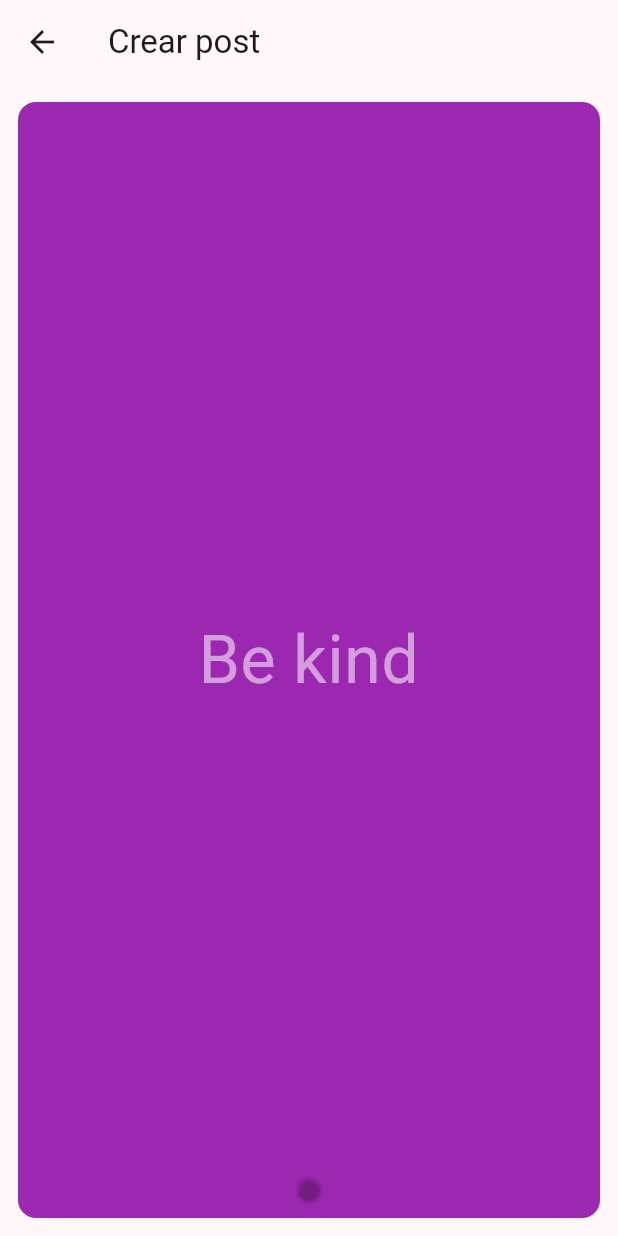
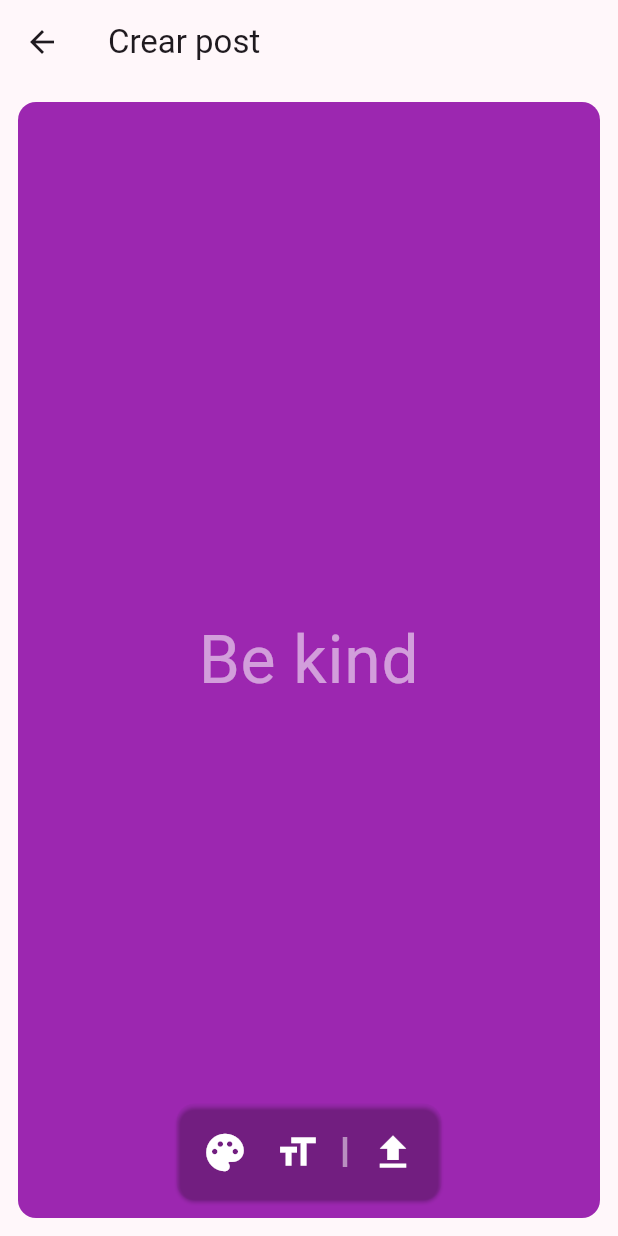
Before and after one commit to CerberusProgrammer/kind_words, a Flutter app: the PostCreateScreen screen opened directly, on a phone screen of 412 x 824 dp. Run offline on Flutter 3.47's test engine with Material 3 defaults, Android fonts, the light colour scheme and no system bars; our stand-ins replace animated_bottom_navigation_bar; statements that could not run were skipped.

Commit message:
Optimization code!

```diff
--- a/lib/screen/post/post.create.screen.dart
+++ b/lib/screen/post/post.create.screen.dart
@@ -9,7 +9,8 @@ class PostCreateScreen extends StatefulWidget {
 
 class _PostCreateScreenState extends State<PostCreateScreen> {
   int _selectedColor = 1;
-  final List<Color> colorList = [
+
+  final List<Color> _colorList = [
     Colors.pink,
     Colors.purple,
     Colors.indigo,
@@ -18,61 +19,57 @@ class _PostCreateScreenState extends State<PostCreateScreen> {
     Colors.green,
   ];
 
-  double sizeText = 44;
+  late List<Widget> _widgetColorsSelector;
 
-  bool actionTextSizer = false;
-  bool actionColorChanger = false;
-  bool isAction = false;
+  double _sizeText = 44;
+  bool _actionTextSizer = false;
+  bool _actionColorChanger = false;
+  bool _isAction = false;
 
-  final FocusNode focusNode = FocusNode();
-  final TextEditingController textEditingController = TextEditingController();
+  // final FocusNode _focusNode = FocusNode();
+  final TextEditingController _postController = TextEditingController();
 
   @override
-  Widget build(BuildContext context) {
-    List<Widget> widgetColorsSelector =
-        List.generate(colorList.length, (index) {
+  void initState() {
+    super.initState();
+
+    List.generate(_colorList.length, (index) {
       return IconButton(
           onPressed: () {
             setState(() {
               _selectedColor = index;
             });
           },
-          icon: Icon(
-            Icons.circle,
-            color: colorList[index],
-          ));
+          icon: Icon(Icons.circle, color: _colorList[index]));
     });
 
-    widgetColorsSelector.add(
+    _widgetColorsSelector.add(
       IconButton(
         onPressed: () {
           setState(() {
-            actionColorChanger = false;
-            isAction = false;
+            _actionColorChanger = false;
+            _isAction = false;
           });
         },
-        icon: const Icon(
-          Icons.done_rounded,
-          color: Colors.white,
-          size: 30,
-        ),
+        icon: const Icon(Icons.done_rounded, color: Colors.white, size: 30),
       ),
     );
+  }
 
+  @override
+  Widget build(BuildContext context) {
     return Scaffold(
+      resizeToAvoidBottomInset: false,
       appBar: AppBar(
         title: const Text('Crear post'),
       ),
-      body: Align(
-        alignment: Alignment.bottomCenter,
-        child: Container(
-          height: MediaQuery.of(context).size.height / 1.04,
-          color: Theme.of(context).colorScheme.background,
+      body: SizedBox(
+        height: MediaQuery.of(context).size.height,
         child: Padding(
           padding: const EdgeInsets.all(8.0),
           child: Card(
             elevation: 0,
-              color: colorList[_selectedColor],
+            color: _colorList[_selectedColor],
             child: Column(
               children: [
                 Expanded(
@@ -83,13 +80,22 @@ class _PostCreateScreenState extends State<PostCreateScreen> {
                         padding: const EdgeInsets.all(8.0),
                         child: Form(
                           child: TextFormField(
+                            controller: _postController,
                             textAlign: TextAlign.center,
                             keyboardType: TextInputType.text,
+                            maxLines: null,
+                            cursorColor: Colors.white.withOpacity(0.7),
+                            cursorWidth: 4,
+                            cursorRadius: const Radius.circular(20),
+                            style: TextStyle(
+                              fontSize: _sizeText,
+                              color: Colors.white,
+                            ),
                             decoration: InputDecoration(
                               hintText: 'Be kind',
                               hintStyle: TextStyle(
                                 color: Colors.white.withOpacity(0.55),
-                                  fontSize: sizeText,
+                                fontSize: _sizeText,
                               ),
                               border: const OutlineInputBorder(
                                 borderSide: BorderSide.none,
@@ -109,20 +115,24 @@ class _PostCreateScreenState extends State<PostCreateScreen> {
                               child: Row(
                                 mainAxisSize: MainAxisSize.min,
                                 children: [
-                                    if (actionColorChanger)
+                                  if (_actionColorChanger)
                                     SizedBox(
-                                        width:
-                                            MediaQuery.of(context).size.width /
+                                      width: MediaQuery.of(context).size.width /
                                           1.3,
+                                      height: 46,
+                                      child: Center(
                                         child: SingleChildScrollView(
                                           scrollDirection: Axis.horizontal,
                                           child: Row(
+                                            mainAxisAlignment:
+                                                MainAxisAlignment.center,
                                             mainAxisSize: MainAxisSize.min,
-                                            children: widgetColorsSelector,
+                                            children: _widgetColorsSelector,
                                           ),
                                         ),
                                       ),
-                                    if (actionTextSizer)
+                                    ),
+                                  if (_actionTextSizer)
                                     Row(
                                       mainAxisAlignment:
                                           MainAxisAlignment.center,
@@ -131,13 +141,13 @@ class _PostCreateScreenState extends State<PostCreateScreen> {
                                           height: 10,
                                           child: Slider(
                                             activeColor:
-                                                  colorList[_selectedColor],
-                                              value: sizeText,
+                                                _colorList[_selectedColor],
+                                            value: _sizeText,
                                             min: 20,
                                             max: 72,
                                             onChanged: (value) {
                                               setState(() {
-                                                  sizeText = value;
+                                                _sizeText = value;
                                               });
                                             },
                                           ),
@@ -145,8 +155,8 @@ class _PostCreateScreenState extends State<PostCreateScreen> {
                                         IconButton(
                                           onPressed: () {
                                             setState(() {
-                                                actionTextSizer = false;
-                                                isAction = false;
+                                              _actionTextSizer = false;
+                                              _isAction = false;
                                             });
                                           },
                                           icon: const Icon(
@@ -156,7 +166,52 @@ class _PostCreateScreenState extends State<PostCreateScreen> {
                                           ),
                                         ),
                                       ],
-                                      )
+                                    ),
+                                  if (!_isAction)
+                                    IconButton(
+                                      onPressed: () {
+                                        setState(() {
+                                          _actionColorChanger = true;
+                                          _isAction = true;
+                                        });
+                                      },
+                                      icon: const Icon(
+                                        Icons.palette,
+                                        color: Colors.white,
+                                        size: 30,
+                                      ),
+                                    ),
+                                  if (!_isAction)
+                                    IconButton(
+                                      onPressed: () {
+                                        setState(() {
+                                          _actionTextSizer = true;
+                                          _isAction = true;
+                                        });
+                                      },
+                                      icon: const Icon(Icons.format_size),
+                                      color: Colors.white,
+                                      iconSize: 30,
+                                    ),
+                                  if (!_isAction)
+                                    SizedBox(
+                                      height: 20,
+                                      child: VerticalDivider(
+                                        thickness: 3,
+                                        color: Colors.white.withOpacity(0.5),
+                                      ),
+                                    ),
+                                  if (!_isAction)
+                                    IconButton(
+                                      onPressed: () {
+                                        Navigator.pop(context);
+                                      },
+                                      icon: const Icon(
+                                        Icons.upload,
+                                        size: 30,
+                                        color: Colors.white,
+                                      ),
+                                    ),
                                 ],
                               ),
                             ),
@@ -171,7 +226,6 @@ class _PostCreateScreenState extends State<PostCreateScreen> {
           ),
         ),
       ),
-      ),
     );
   }
 }
```
Lines whose indentation alone changed are shown as unchanged.
